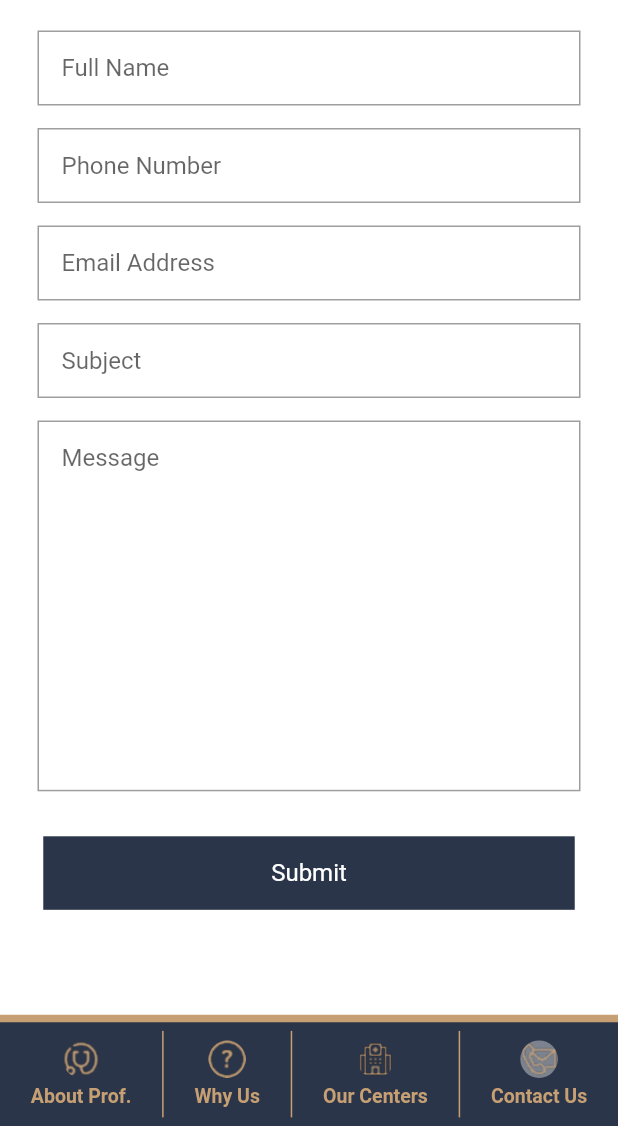
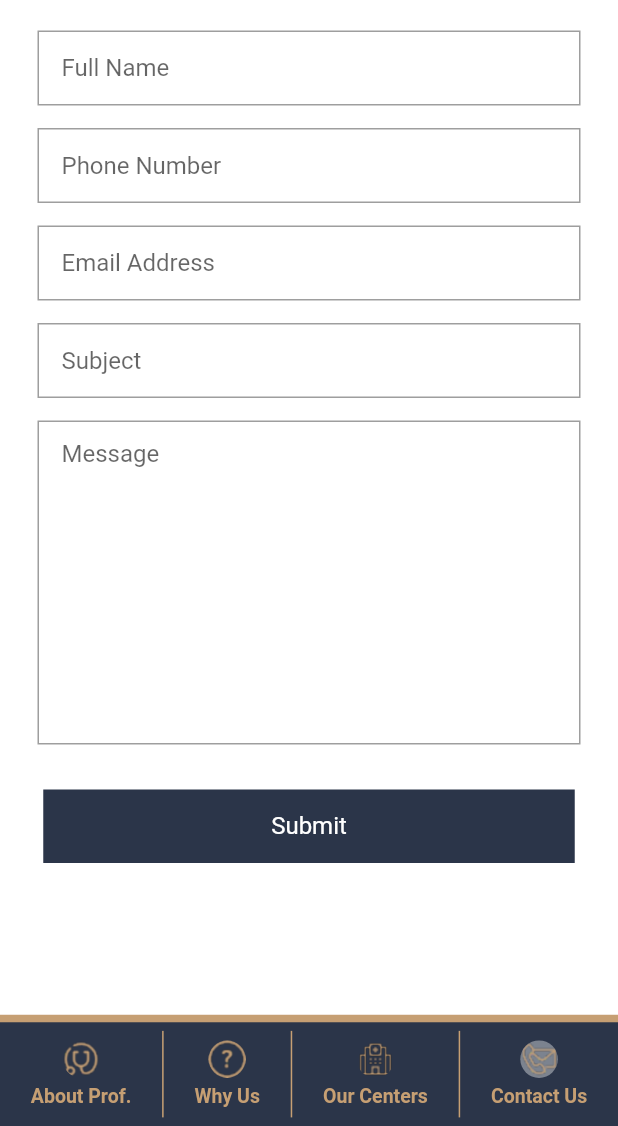
Before and after one commit to MohamedEl3rby/buety, a Flutter app: the screen it shows after launch, item 4 of the bottom bar chosen, scrolled down 559 dp, on a phone screen of 412 x 824 dp, the part 110-1236 px from its top. Run offline on Flutter 3.47's test engine with Material 2 defaults, Android fonts, the light colour scheme and no system bars; our stand-ins replace firebase_core, firebase_database, firebase_messaging, flutter_bloc, fluttertoast; accounts and stored records are empty.

Commit message:
avalibale in Googleplay

```diff
--- a/lib/constants/buttons.dart
+++ b/lib/constants/buttons.dart
@@ -62,7 +62,14 @@ class Button extends StatelessWidget {
 
 class TextF extends StatelessWidget {
   final String hint;
-  const TextF({Key? key, required this.hint}) : super(key: key);
+  bool isMessage;
+  final TextEditingController textEditingController;
+  TextF({
+    Key? key,
+    required this.hint,
+    required this.isMessage,
+    required this.textEditingController,
+  }) : super(key: key);
 
   @override
   Widget build(BuildContext context) {
@@ -74,11 +81,12 @@ class TextF extends StatelessWidget {
         ),
         child: Padding(
           padding: const EdgeInsets.only(left: 15.0),
-          child: TextField(
+          child: TextFormField(
             decoration: InputDecoration(
               hintText: hint,
               border: InputBorder.none,
             ),
+            maxLines: isMessage ? 10 : 1,
           ),
         ),
       ),
--- a/lib/main.dart
+++ b/lib/main.dart
@@ -45,7 +45,8 @@ class MyApp extends StatelessWidget {
   @override
   Widget build(BuildContext context) {
     return MaterialApp(
-      title: 'Flutter Demo',
+      title: 'Prof. Hossam AbolAtta',
+      debugShowCheckedModeBanner: false,
       theme: ThemeData(
         primarySwatch: Colors.blue,
         backgroundColor: const Color(0xffFFFFFF),
--- a/lib/views/contact_us_view.dart
+++ b/lib/views/contact_us_view.dart
@@ -1,16 +1,21 @@
 import 'package:bueaty/cubits/tabbar_cubit.dart';
 import 'package:bueaty/widgets/my_text_widget.dart';
 import 'package:flutter/material.dart';
+import 'package:url_launcher/url_launcher.dart';
 
 import '../constants/buttons.dart';
 import '../constants/constant.dart';
 import '../constants/images_paths.dart';
 
 class ContactUsView extends StatelessWidget {
-  const ContactUsView({
+  ContactUsView({
     Key? key,
   }) : super(key: key);
-
+  TextEditingController fullName = TextEditingController();
+  TextEditingController email = TextEditingController();
+  TextEditingController phoneNumber = TextEditingController();
+  TextEditingController subject = TextEditingController();
+  TextEditingController message = TextEditingController();
   @override
   Widget build(BuildContext context) {
     return WillPopScope(
@@ -106,29 +111,47 @@ class ContactUsView extends StatelessWidget {
                 ],
               ),
               const SizedBox(height: 20),
-              const TextF(hint: 'Full Name'),
-              const TextF(hint: 'Phone Number'),
-              const TextF(hint: 'Email Address'),
-              const TextF(hint: 'Subject'),
-              Padding(
-                padding:
-                    const EdgeInsets.only(right: 25.0, left: 25, bottom: 15.0),
-                child: Container(
-                  height: MediaQuery.of(context).size.height * .3,
-                  decoration: BoxDecoration(
-                    border: Border.all(color: Colors.grey),
-                  ),
-                  child: const Padding(
-                    padding: EdgeInsets.only(left: 15.0),
-                    child: TextField(
-                      decoration: InputDecoration(
-                        hintText: "Message",
-                        border: InputBorder.none,
-                      ),
-                    ),
-                  ),
-                ),
+              TextF(
+                  hint: 'Full Name',
+                  textEditingController: fullName,
+                  isMessage: false),
+              TextF(
+                  hint: 'Phone Number',
+                  textEditingController: phoneNumber,
+                  isMessage: false),
+              TextF(
+                  hint: 'Email Address',
+                  textEditingController: email,
+                  isMessage: false),
+              TextF(
+                  hint: 'Subject',
+                  textEditingController: subject,
+                  isMessage: false),
+              TextF(
+                hint: 'Message',
+                textEditingController: message,
+                isMessage: true,
               ),
+              // Padding(
+              //   padding:
+              //       const EdgeInsets.only(right: 25.0, left: 25, bottom: 15.0),
+              //   child: Container(
+              //     height: MediaQuery.of(context).size.height * .3,
+              //     decoration: BoxDecoration(
+              //       border: Border.all(color: Colors.grey),
+              //     ),
+              //     child: Padding(
+              //       padding: const EdgeInsets.only(left: 15.0),
+              //       child: TextField(
+              //         decoration: const InputDecoration(
+              //           hintText: "Message",
+              //           border: InputBorder.none,
+              //         ),
+              //         controller: message,
+              //       ),
+              //     ),
+              //   ),
+              // ),
               Padding(
                 padding: const EdgeInsets.all(paddingValue),
                 child: Container(
@@ -143,7 +166,13 @@ class ContactUsView extends StatelessWidget {
                       primary: Colors.white,
                       textStyle: const TextStyle(fontSize: 16),
                     ),
-                    onPressed: () {},
+                    onPressed: () async {
+                      String _url =
+                          'mailto:dr@drhossam.com?subject=${subject.text}&body=${'Info:FullName: ${fullName.text}\n PhoneNumber: ${phoneNumber.text}\n'}';
+                      if (!await launchUrl(Uri.parse(_url))) {
+                        throw 'Could not launch $_url';
+                      }
+                    },
                     child: const Text("Submit"),
                   ),
                 ),
--- a/lib/widgets/tabbar_body_widget.dart
+++ b/lib/widgets/tabbar_body_widget.dart
@@ -24,10 +24,10 @@ Widget tabBarBodyWidget(int currentIndex) {
       }
     case 2:
       {
-        return const OurCentersView();
+        return OurCentersView();
       }
     case 3:
-      return const ContactUsView();
+      return ContactUsView();
     case 4:
       {
         return const DoctorInfoView();
```
Also changed, not shown: codemagic.yaml (deleted, +0 -48 lines), lib/views/our_centers_view.dart (+11 -6 lines), images/screan_one.png (added), images/screan_three.png (added), images/screan_tow.png (added), 2 other files.
